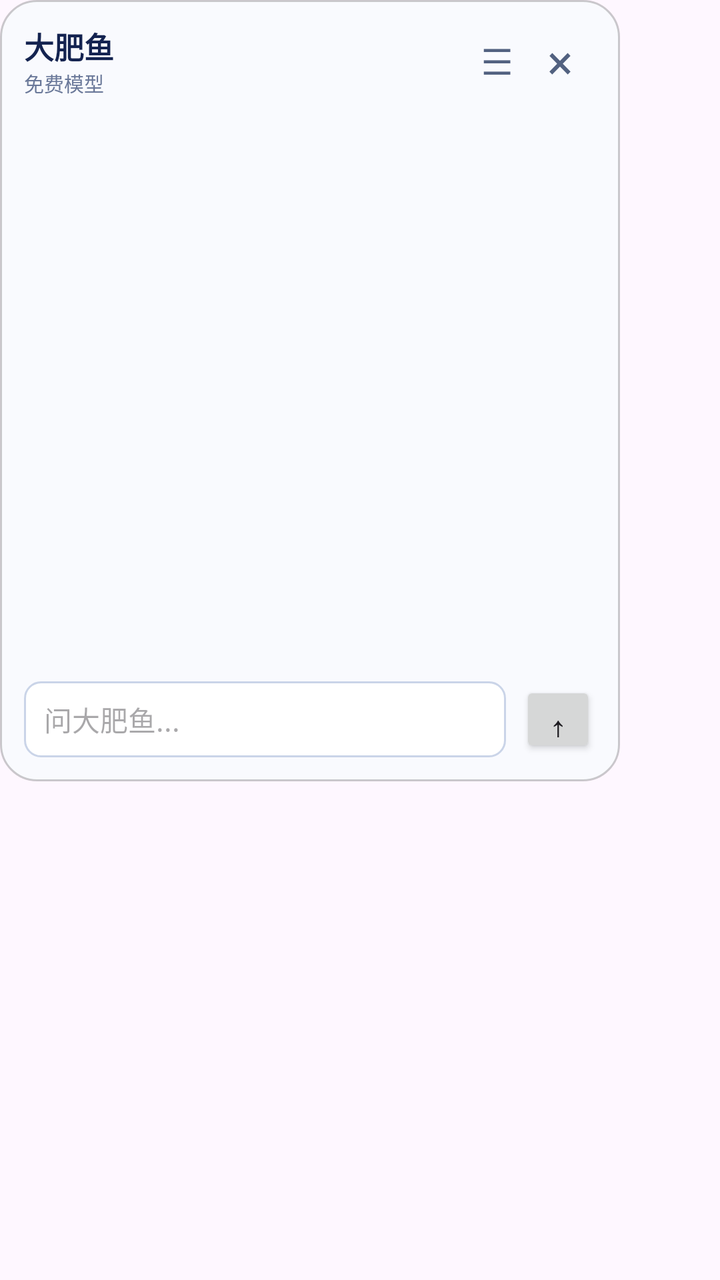
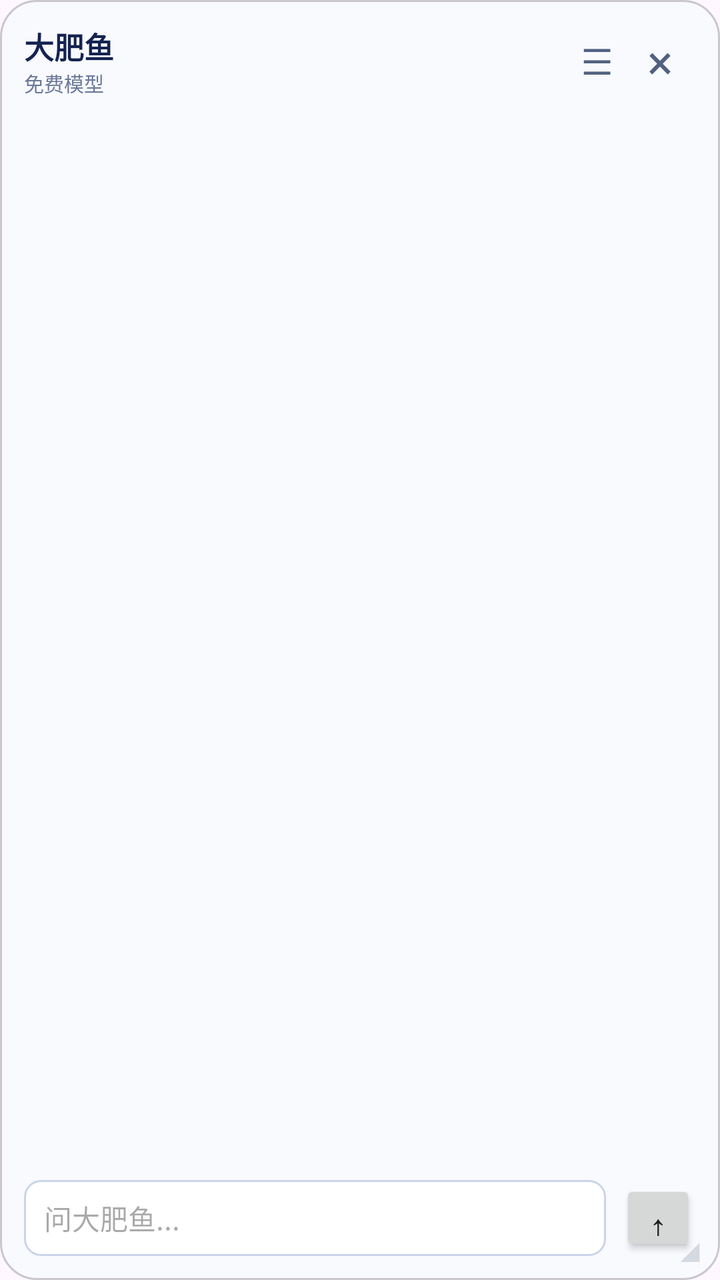

Compare the two renders of this Android layout. The source of the first and the diff that turns it into the second are given below.
<!-- AndroidManifest.xml: application theme Theme.DeepFish -->
<!-- res/layout/chat_overlay.xml -->
<?xml version="1.0" encoding="utf-8"?>
<FrameLayout xmlns:android="http://schemas.android.com/apk/res/android"
    android:layout_width="wrap_content"
    android:layout_height="wrap_content"
    android:background="@android:color/transparent">

    <LinearLayout
        android:layout_width="310dp"
        android:layout_height="wrap_content"
        android:background="@drawable/chat_overlay_panel"
        android:orientation="vertical"
        android:padding="12dp">

        <LinearLayout
            android:layout_width="match_parent"
            android:layout_height="wrap_content"
            android:gravity="center_vertical"
            android:orientation="horizontal">

            <LinearLayout
                android:layout_width="0dp"
                android:layout_height="wrap_content"
                android:layout_weight="1"
                android:orientation="vertical">

                <TextView
                    android:layout_width="wrap_content"
                    android:layout_height="wrap_content"
                    android:text="大肥鱼"
                    android:textColor="#142350"
                    android:textSize="15sp"
                    android:textStyle="bold" />

                <TextView
                    android:id="@+id/provider_label"
                    android:layout_width="wrap_content"
                    android:layout_height="wrap_content"
                    android:text="免费模型"
                    android:textColor="#6A7899"
                    android:textSize="10sp" />
            </LinearLayout>

            <TextView
                android:id="@+id/chat_drag_handle"
                android:layout_width="wrap_content"
                android:layout_height="wrap_content"
                android:layout_marginEnd="6dp"
                android:text="☰"
                android:textColor="#526180"
                android:textSize="18sp" />

            <TextView
                android:id="@+id/chat_close"
                android:layout_width="36dp"
                android:layout_height="36dp"
                android:background="#00000000"
                android:gravity="center"
                android:text="×"
                android:textColor="#526180"
                android:textSize="24sp" />
        </LinearLayout>

        <ScrollView
            android:id="@+id/chat_scroll"
            android:layout_width="match_parent"
            android:layout_height="280dp"
            android:layout_marginTop="6dp">

            <LinearLayout
                android:id="@+id/chat_log"
                android:layout_width="match_parent"
                android:layout_height="wrap_content"
                android:orientation="vertical" />
        </ScrollView>

        <LinearLayout
            android:layout_width="match_parent"
            android:layout_height="wrap_content"
            android:layout_marginTop="6dp"
            android:gravity="center_vertical"
            android:orientation="horizontal">

            <EditText
                android:id="@+id/chat_input"
                android:layout_width="0dp"
                android:layout_height="38dp"
                android:layout_weight="1"
                android:background="@drawable/input_bg"
                android:hint="问大肥鱼..."
                android:imeOptions="actionSend"
                android:inputType="text"
                android:maxLines="1"
                android:paddingHorizontal="10dp"
                android:textColor="#142350"
                android:textSize="14sp" />

            <Button
                android:id="@+id/chat_send"
                android:layout_width="38dp"
                android:layout_height="38dp"
                android:layout_marginStart="7dp"
                android:text="↑"
                android:textSize="19sp" />
        </LinearLayout>
    </LinearLayout>
</FrameLayout>
<!-- resources referenced by this layout -->
<resources>
  <!-- drawable chat_overlay_panel (drawable) -->
  <?xml version="1.0" encoding="utf-8"?>
  <shape xmlns:android="http://schemas.android.com/apk/res/android"
      android:shape="rectangle">
      <solid android:color="#E6F9FBFE" />
      <corners android:radius="18dp" />
      <stroke
          android:width="1dp"
          android:color="#33000000" />
  </shape>
  <!-- drawable input_bg (drawable) -->
  <?xml version="1.0" encoding="utf-8"?>
  <shape xmlns:android="http://schemas.android.com/apk/res/android">
      <solid android:color="#FFFFFF" />
      <stroke android:width="1dp" android:color="#CAD4E8" />
      <corners android:radius="8dp" />
  </shape>
  <style name="Theme.DeepFish" parent="Theme.Material3.Light.NoActionBar">
          <item name="colorPrimary">@color/fish_blue</item>
          <item name="android:statusBarColor">@color/bg_main</item>
      </style>
  <color name="fish_blue">#2E8BEF</color>
  <color name="bg_main">#F3F6FA</color>
</resources>

<!-- the commit's change to res/layout/chat_overlay.xml (unified diff, before → after) -->
@@ -1,12 +1,12 @@
 <?xml version="1.0" encoding="utf-8"?>
 <FrameLayout xmlns:android="http://schemas.android.com/apk/res/android"
-    android:layout_width="wrap_content"
-    android:layout_height="wrap_content"
+    android:layout_width="match_parent"
+    android:layout_height="match_parent"
     android:background="@android:color/transparent">
 
     <LinearLayout
-        android:layout_width="310dp"
-        android:layout_height="wrap_content"
+        android:layout_width="match_parent"
+        android:layout_height="match_parent"
         android:background="@drawable/chat_overlay_panel"
         android:orientation="vertical"
         android:padding="12dp">
@@ -63,8 +63,9 @@
         <ScrollView
             android:id="@+id/chat_scroll"
             android:layout_width="match_parent"
-            android:layout_height="280dp"
-            android:layout_marginTop="6dp">
+            android:layout_height="0dp"
+            android:layout_marginTop="6dp"
+            android:layout_weight="1">
 
             <LinearLayout
                 android:id="@+id/chat_log"
@@ -103,4 +104,14 @@
                 android:textSize="19sp" />
         </LinearLayout>
     </LinearLayout>
+
+    <TextView
+        android:id="@+id/chat_resize_handle"
+        android:layout_width="30dp"
+        android:layout_height="30dp"
+        android:layout_gravity="bottom|end"
+        android:gravity="center"
+        android:text="◢"
+        android:textColor="#66A0A8B8"
+        android:textSize="16sp" />
 </FrameLayout>
